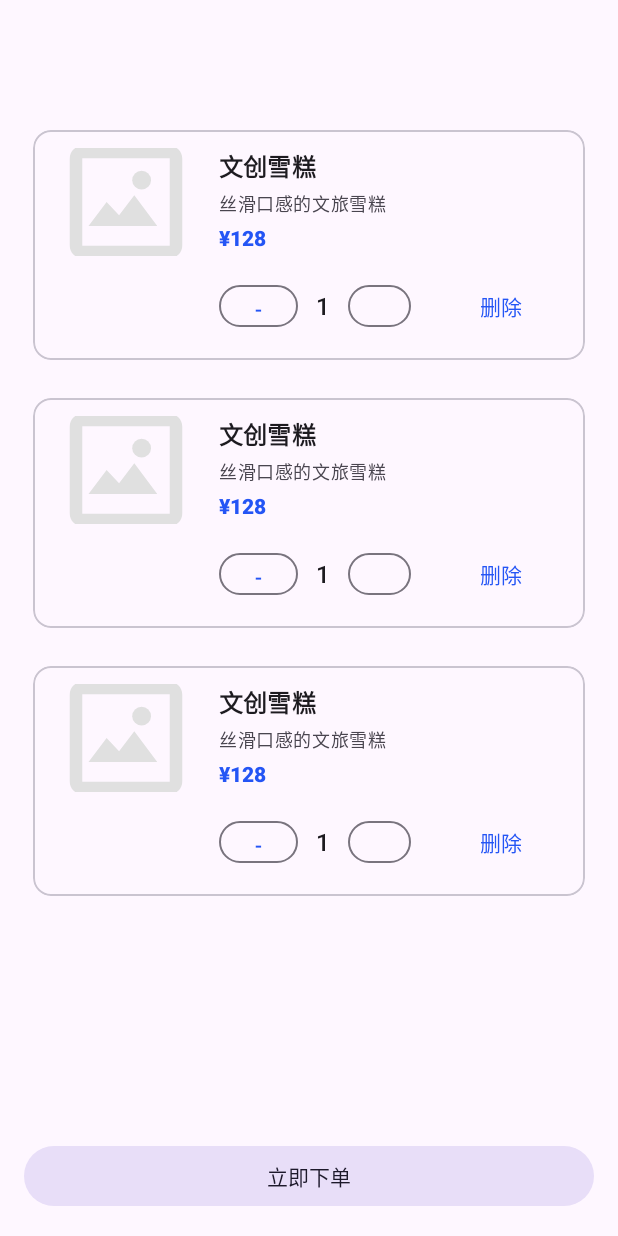
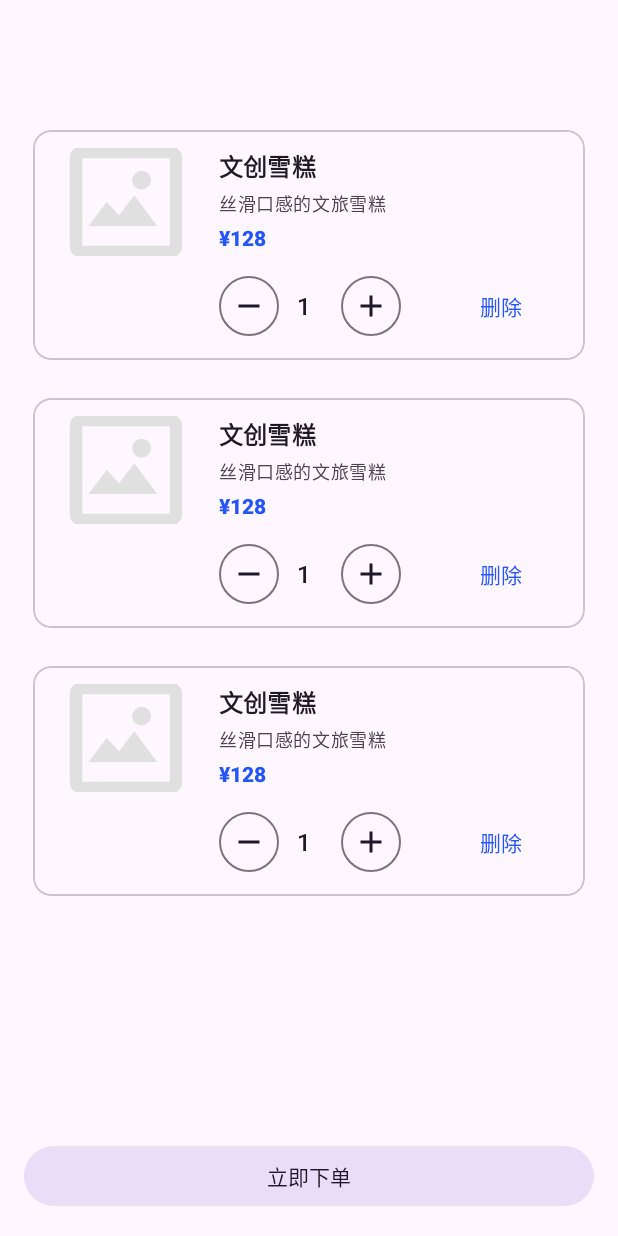
Before and after one commit to Justtyn/TravelMap, an Android app: the layout activity_cart.xml on its own in the app's theme, with its tools: preview values and no code run, on a phone screen of 412 x 824 dp. Run offline under Robolectric (Android 15) with nearby library versions, the phone set to English and light mode, and no system bars.

```diff
--- a/Android/app/src/main/AndroidManifest.xml
+++ b/Android/app/src/main/AndroidManifest.xml
@@ -16,6 +16,10 @@
         android:supportsRtl="true"
         android:theme="@style/Theme.TravelMap"
         android:usesCleartextTraffic="true">
+        <service
+            android:name="com.amap.api.location.APSService"
+            android:exported="false"
+            android:process=":remote" />
         <meta-data
             android:name="com.amap.api.v2.apikey"
             android:value="16d04e666b039a964aef10d1bdf9e8a4" />
--- a/Android/app/src/main/java/com/justyn/travelmap/profile/OrderDetailActivity.java
+++ b/Android/app/src/main/java/com/justyn/travelmap/profile/OrderDetailActivity.java
@@ -49,6 +49,7 @@ import java.util.concurrent.Executors;
 public class OrderDetailActivity extends AppCompatActivity {
 
     public static final String EXTRA_ORDER_ID = "extra_order_id";
+    public static final String EXTRA_ORDER_STATUS = "extra_order_status";
 
     private final ExecutorService executor = Executors.newSingleThreadExecutor();
     private final Handler handler = new Handler(Looper.getMainLooper());
@@ -147,7 +148,7 @@ public class OrderDetailActivity extends AppCompatActivity {
                 handler.post(() -> {
                     showLoading(false);
                     Toast.makeText(this, getString(R.string.order_detail_load_error, e.getMessage()), Toast.LENGTH_SHORT).show();
-                    finish();
+                    contentContainer.setVisibility(View.GONE);
                 });
             }
         });
@@ -155,7 +156,9 @@ public class OrderDetailActivity extends AppCompatActivity {
 
     private void bindDetail(@NonNull OrderDetail detail) {
         contentContainer.setVisibility(View.VISIBLE);
-        tvOrderStatus.setText(getString(R.string.order_detail_status_format, detail.getStatus()));
+        String initialStatus = getIntent().getStringExtra(EXTRA_ORDER_STATUS);
+        String statusText = detail.getStatus() != null ? detail.getStatus() : initialStatus;
+        tvOrderStatus.setText(getString(R.string.order_detail_status_format, statusText));
         tvOrderNo.setText(getString(R.string.order_detail_order_no, detail.getOrderNo()));
         tvOrderCreateTime.setText(getString(R.string.order_detail_create_time, detail.getCreateTime()));
         if (detail.getCheckinDate() != null && !detail.getCheckinDate().isEmpty()) {
--- a/Android/app/src/main/java/com/justyn/travelmap/profile/OrdersActivity.java
+++ b/Android/app/src/main/java/com/justyn/travelmap/profile/OrdersActivity.java
@@ -107,6 +107,7 @@ public class OrdersActivity extends AppCompatActivity implements FeedAdapter.OnI
     public void onFeedItemClicked(@NonNull FeedItem item) {
         Intent intent = new Intent(this, OrderDetailActivity.class);
         intent.putExtra(OrderDetailActivity.EXTRA_ORDER_ID, item.getId());
+        intent.putExtra(OrderDetailActivity.EXTRA_ORDER_STATUS, item.getDescription());
         startActivity(intent);
     }
 
--- a/Android/app/src/main/java/com/justyn/travelmap/profile/adapter/CartAdapter.java
+++ b/Android/app/src/main/java/com/justyn/travelmap/profile/adapter/CartAdapter.java
@@ -66,8 +66,8 @@ public class CartAdapter extends RecyclerView.Adapter<CartAdapter.CartViewHolder
         private final TextView tvDesc;
         private final TextView tvQuantity;
         private final TextView tvPrice;
-        private final MaterialButton btnMinus;
-        private final MaterialButton btnPlus;
+        private final android.widget.ImageButton btnMinus;
+        private final android.widget.ImageButton btnPlus;
         private final MaterialButton btnDelete;
 
         CartViewHolder(@NonNull View itemView) {
--- /dev/null
+++ b/Android/app/src/main/res/drawable/bg_quantity_button.xml
@@ -0,0 +1,16 @@
+<?xml version="1.0" encoding="utf-8"?>
+<selector xmlns:android="http://schemas.android.com/apk/res/android">
+    <item android:state_pressed="true">
+        <shape android:shape="oval">
+            <solid android:color="?attr/colorSecondaryContainer" />
+        </shape>
+    </item>
+    <item>
+        <shape android:shape="oval">
+            <stroke
+                android:width="1dp"
+                android:color="?attr/colorOutline" />
+            <solid android:color="@android:color/transparent" />
+        </shape>
+    </item>
+</selector>
--- /dev/null
+++ b/Android/app/src/main/res/drawable/ic_add.xml
@@ -0,0 +1,10 @@
+<?xml version="1.0" encoding="utf-8"?>
+<vector xmlns:android="http://schemas.android.com/apk/res/android"
+    android:width="24dp"
+    android:height="24dp"
+    android:viewportWidth="24"
+    android:viewportHeight="24">
+    <path
+        android:fillColor="?attr/colorOnSecondaryContainer"
+        android:pathData="M19,13h-6v6h-2v-6H5v-2h6V5h2v6h6z" />
+</vector>
--- /dev/null
+++ b/Android/app/src/main/res/drawable/ic_minus.xml
@@ -0,0 +1,10 @@
+<?xml version="1.0" encoding="utf-8"?>
+<vector xmlns:android="http://schemas.android.com/apk/res/android"
+    android:width="24dp"
+    android:height="24dp"
+    android:viewportWidth="24"
+    android:viewportHeight="24">
+    <path
+        android:fillColor="?attr/colorOnSecondaryContainer"
+        android:pathData="M19,13H5v-2h14z" />
+</vector>
--- a/Android/app/src/main/res/layout/item_cart_entry.xml
+++ b/Android/app/src/main/res/layout/item_cart_entry.xml
@@ -77,13 +77,15 @@
                     android:gravity="center_vertical"
                     android:orientation="horizontal">
 
-                    <com.google.android.material.button.MaterialButton
+                    <ImageButton
                         android:id="@+id/btnQuantityMinus"
-                        style="@style/Widget.Material3.Button.OutlinedButton"
-                        android:layout_width="wrap_content"
-                        android:layout_height="36dp"
-                        android:minWidth="48dp"
-                        android:text="-" />
+                        android:layout_width="40dp"
+                        android:layout_height="40dp"
+                        android:background="@drawable/bg_quantity_button"
+                        android:contentDescription="@string/cart_delete_button"
+                        android:padding="8dp"
+                        android:src="@drawable/ic_minus"
+                        android:tint="?attr/colorOnSecondaryContainer" />
 
                     <TextView
                         android:id="@+id/tvCartQuantity"
@@ -94,13 +96,16 @@
                         android:layout_marginEnd="12dp"
                         android:text="1" />
 
-                    <com.google.android.material.button.MaterialButton
+                    <ImageButton
                         android:id="@+id/btnQuantityPlus"
-                        style="@style/Widget.Material3.Button.OutlinedButton"
-                        android:layout_width="wrap_content"
-                        android:layout_height="36dp"
-                        android:minWidth="48dp"
-                        android:text="+" />
+                        android:layout_width="40dp"
+                        android:layout_height="40dp"
+                        android:layout_marginStart="8dp"
+                        android:background="@drawable/bg_quantity_button"
+                        android:contentDescription="@string/cart_delete_button"
+                        android:padding="8dp"
+                        android:src="@drawable/ic_add"
+                        android:tint="?attr/colorOnSecondaryContainer" />
                 </LinearLayout>
 
                 <com.google.android.material.button.MaterialButton
```
